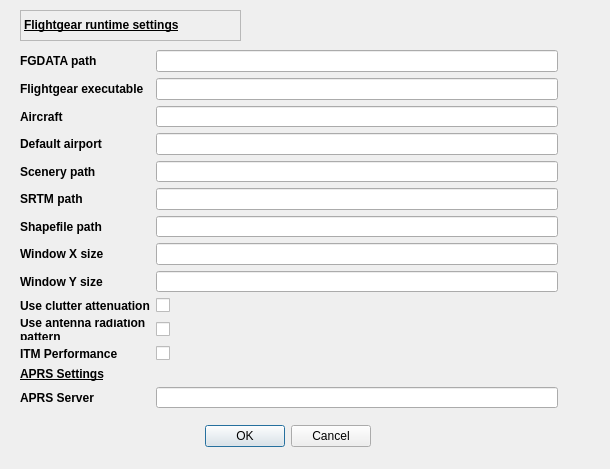
First picture: the form in FGPropagationTool/settingsdialog.ui, repository QDeltaSoft/qradiopredict, before the edit.
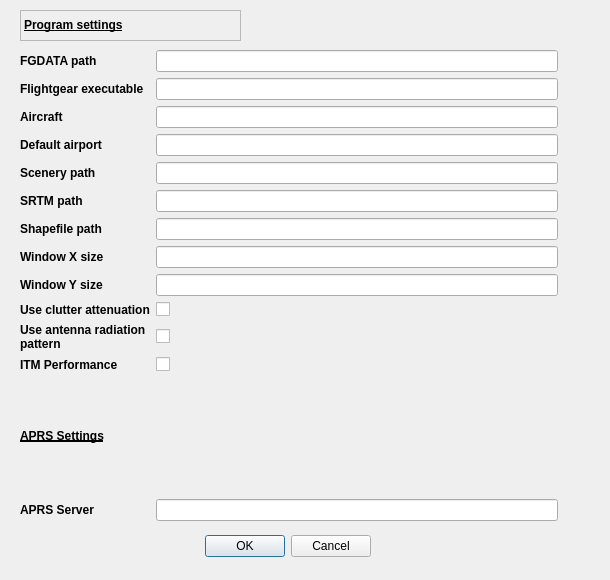
Second picture: the form after the edit.

```diff
--- a/FGPropagationTool/settingsdialog.ui
+++ b/FGPropagationTool/settingsdialog.ui
@@ -7,7 +7,7 @@
     <x>0</x>
     <y>0</y>
     <width>610</width>
-    <height>469</height>
+    <height>580</height>
    </rect>
   </property>
   <property name="windowTitle">
@@ -20,7 +20,7 @@
    <property name="geometry">
     <rect>
      <x>30</x>
-     <y>420</y>
+     <y>530</y>
      <width>341</width>
      <height>32</height>
     </rect>
@@ -38,7 +38,7 @@
      <x>20</x>
      <y>50</y>
      <width>551</width>
-     <height>359</height>
+     <height>471</height>
     </rect>
    </property>
    <layout class="QGridLayout" name="gridLayout">
@@ -312,7 +312,7 @@
     <enum>QFrame::StyledPanel</enum>
    </property>
    <property name="text">
-    <string>Flightgear runtime settings</string>
+    <string>Program settings</string>
    </property>
    <property name="textFormat">
     <enum>Qt::RichText</enum>
```
